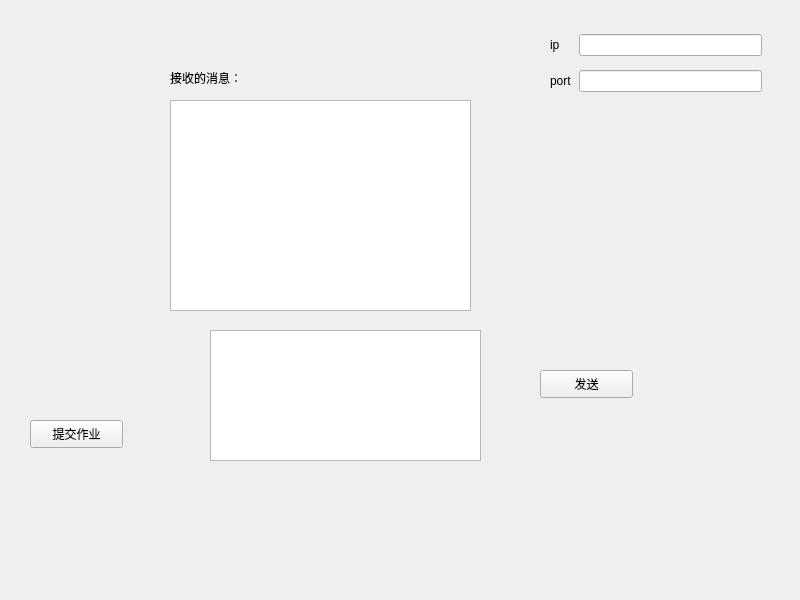
Above: widget.ui from hzy-gitting/DMTJX-Student before the change. Below: the same form after it.
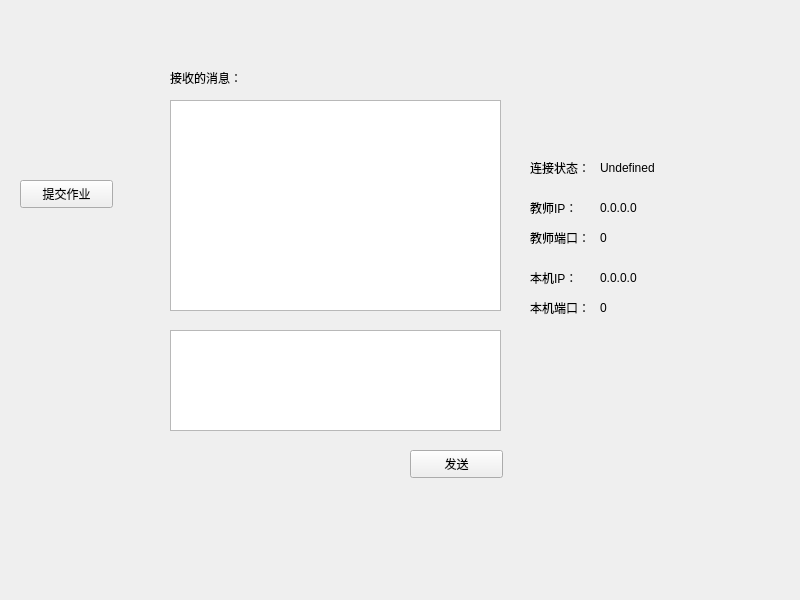
That is the form after the change.

The edit to the form file:
```diff
--- a/widget.ui
+++ b/widget.ui
@@ -18,7 +18,7 @@
     <rect>
      <x>170</x>
      <y>100</y>
-     <width>301</width>
+     <width>331</width>
      <height>211</height>
     </rect>
    </property>
@@ -39,8 +39,8 @@
   <widget class="QPushButton" name="pushButton">
    <property name="geometry">
     <rect>
-     <x>540</x>
-     <y>370</y>
+     <x>410</x>
+     <y>450</y>
      <width>93</width>
      <height>28</height>
     </rect>
@@ -49,49 +49,11 @@
     <string>发送</string>
    </property>
   </widget>
-  <widget class="QWidget" name="gridLayoutWidget">
-   <property name="geometry">
-    <rect>
-     <x>550</x>
-     <y>20</y>
-     <width>212</width>
-     <height>86</height>
-    </rect>
-   </property>
-   <layout class="QGridLayout" name="gridLayout">
-    <property name="horizontalSpacing">
-     <number>7</number>
-    </property>
-    <property name="verticalSpacing">
-     <number>0</number>
-    </property>
-    <item row="1" column="0">
-     <widget class="QLabel" name="label_3">
-      <property name="text">
-       <string>port</string>
-      </property>
-     </widget>
-    </item>
-    <item row="0" column="0">
-     <widget class="QLabel" name="label_2">
-      <property name="text">
-       <string>ip</string>
-      </property>
-     </widget>
-    </item>
-    <item row="0" column="1">
-     <widget class="QLineEdit" name="ipEdit"/>
-    </item>
-    <item row="1" column="1">
-     <widget class="QLineEdit" name="portEdit"/>
-    </item>
-   </layout>
-  </widget>
   <widget class="QPushButton" name="commitFileBtn">
    <property name="geometry">
     <rect>
-     <x>30</x>
-     <y>420</y>
+     <x>20</x>
+     <y>180</y>
      <width>93</width>
      <height>28</height>
     </rect>
@@ -103,13 +65,143 @@
   <widget class="QTextEdit" name="msgSendEdit">
    <property name="geometry">
     <rect>
-     <x>210</x>
+     <x>170</x>
      <y>330</y>
-     <width>271</width>
-     <height>131</height>
+     <width>331</width>
+     <height>101</height>
     </rect>
    </property>
   </widget>
+  <widget class="QLabel" name="label_4">
+   <property name="geometry">
+    <rect>
+     <x>530</x>
+     <y>160</y>
+     <width>72</width>
+     <height>15</height>
+    </rect>
+   </property>
+   <property name="text">
+    <string>连接状态：</string>
+   </property>
+  </widget>
+  <widget class="QLabel" name="label_5">
+   <property name="geometry">
+    <rect>
+     <x>530</x>
+     <y>200</y>
+     <width>72</width>
+     <height>15</height>
+    </rect>
+   </property>
+   <property name="text">
+    <string>教师IP：</string>
+   </property>
+  </widget>
+  <widget class="QLabel" name="label_6">
+   <property name="geometry">
+    <rect>
+     <x>530</x>
+     <y>230</y>
+     <width>72</width>
+     <height>15</height>
+    </rect>
+   </property>
+   <property name="text">
+    <string>教师端口：</string>
+   </property>
+  </widget>
+  <widget class="QLabel" name="label_7">
+   <property name="geometry">
+    <rect>
+     <x>530</x>
+     <y>270</y>
+     <width>72</width>
+     <height>15</height>
+    </rect>
+   </property>
+   <property name="text">
+    <string>本机IP：</string>
+   </property>
+  </widget>
+  <widget class="QLabel" name="label_8">
+   <property name="geometry">
+    <rect>
+     <x>530</x>
+     <y>300</y>
+     <width>72</width>
+     <height>15</height>
+    </rect>
+   </property>
+   <property name="text">
+    <string>本机端口：</string>
+   </property>
+  </widget>
+  <widget class="QLabel" name="RTCPStatus">
+   <property name="geometry">
+    <rect>
+     <x>600</x>
+     <y>160</y>
+     <width>72</width>
+     <height>15</height>
+    </rect>
+   </property>
+   <property name="text">
+    <string>Undefined</string>
+   </property>
+  </widget>
+  <widget class="QLabel" name="teacherIPAddr">
+   <property name="geometry">
+    <rect>
+     <x>600</x>
+     <y>200</y>
+     <width>72</width>
+     <height>15</height>
+    </rect>
+   </property>
+   <property name="text">
+    <string>0.0.0.0</string>
+   </property>
+  </widget>
+  <widget class="QLabel" name="teacherRTCPPort">
+   <property name="geometry">
+    <rect>
+     <x>600</x>
+     <y>230</y>
+     <width>72</width>
+     <height>15</height>
+    </rect>
+   </property>
+   <property name="text">
+    <string>0</string>
+   </property>
+  </widget>
+  <widget class="QLabel" name="localIPAddr">
+   <property name="geometry">
+    <rect>
+     <x>600</x>
+     <y>270</y>
+     <width>72</width>
+     <height>15</height>
+    </rect>
+   </property>
+   <property name="text">
+    <string>0.0.0.0</string>
+   </property>
+  </widget>
+  <widget class="QLabel" name="localRTCPPort">
+   <property name="geometry">
+    <rect>
+     <x>600</x>
+     <y>300</y>
+     <width>72</width>
+     <height>15</height>
+    </rect>
+   </property>
+   <property name="text">
+    <string>0</string>
+   </property>
+  </widget>
  </widget>
  <resources/>
  <connections/>
```
Left out of the diff: 2 changed lines with no effect on the pictures.
